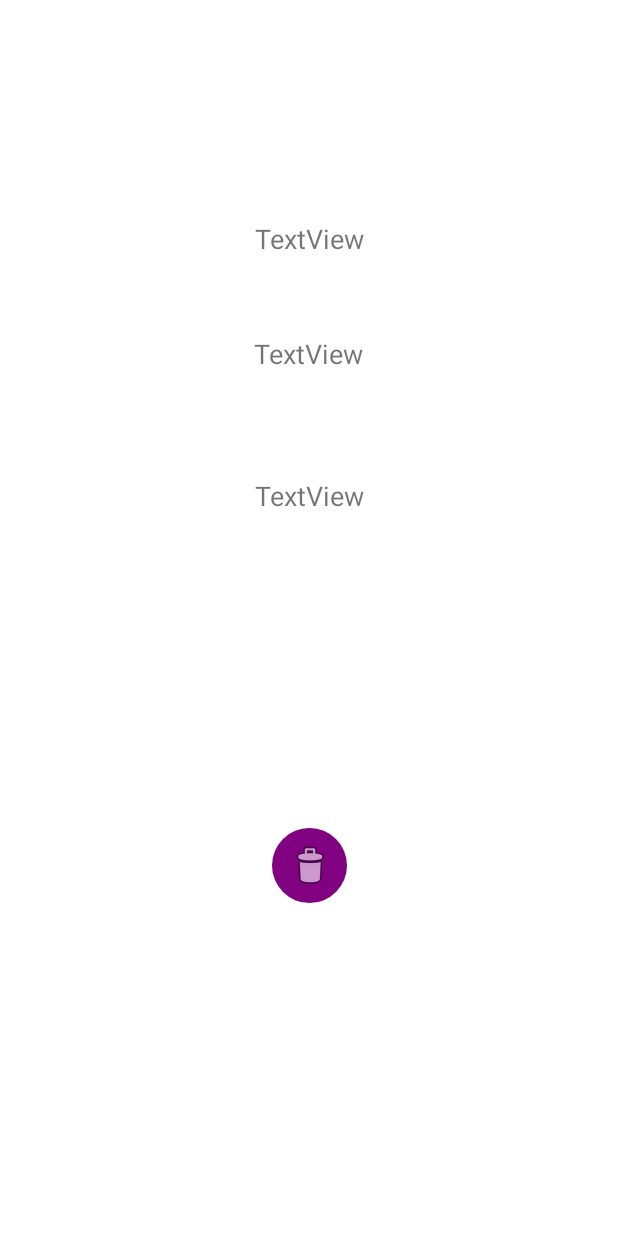
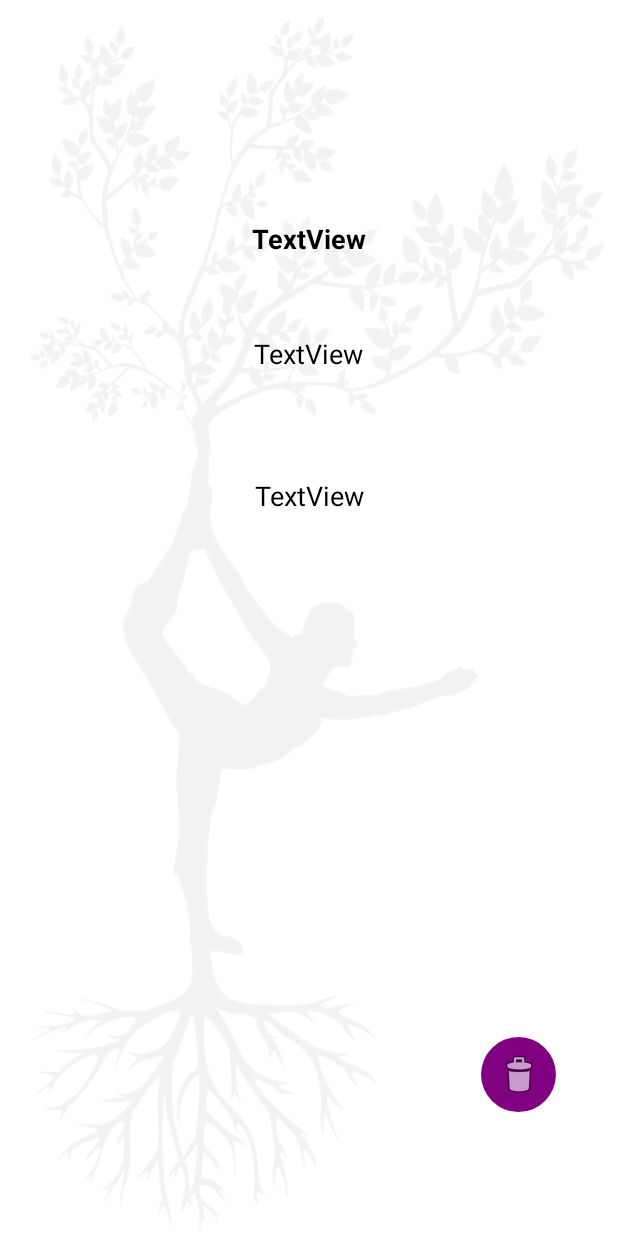
Before and after one commit to teamOliot/StayActiveTrainingApp, an Android app: the layout activity_training_details.xml on its own in the app's theme, with its tools: preview values and no code run, on a phone screen of 412 x 824 dp. Run offline under Robolectric (Android 15) with nearby library versions, the phone set to English and light mode, and no system bars.

Commit message:
Added background images.

```diff
--- a/app/src/main/res/layout/activity_list_view_trainings.xml
+++ b/app/src/main/res/layout/activity_list_view_trainings.xml
@@ -4,6 +4,7 @@
     xmlns:tools="http://schemas.android.com/tools"
     android:layout_width="match_parent"
     android:layout_height="match_parent"
+    android:background="@drawable/bg_silhouette_sideways"
     tools:context=".ListViewTrainingsActivity">
 
     <androidx.constraintlayout.widget.Guideline
--- a/app/src/main/res/layout/activity_training_details.xml
+++ b/app/src/main/res/layout/activity_training_details.xml
@@ -4,26 +4,28 @@
     xmlns:tools="http://schemas.android.com/tools"
     android:layout_width="match_parent"
     android:layout_height="match_parent"
+    android:background="@drawable/bg_silhouette_sideways"
     tools:context=".TrainingDetailsActivity">
 
     <TextView
         android:id="@+id/tvTrainingDate"
+        style="@style/FontSizeUniform"
+        android:textStyle="bold"
         android:layout_width="wrap_content"
         android:layout_height="wrap_content"
         android:layout_marginTop="64dp"
         android:text="TextView"
-        style="@style/FontSizeUniform"
         app:layout_constraintEnd_toStartOf="@+id/guidelineVerticalRight"
         app:layout_constraintStart_toStartOf="@+id/guidelineVerticalLeft"
         app:layout_constraintTop_toTopOf="@+id/guidelineHorizontalTop" />
 
     <TextView
         android:id="@+id/tvTrainingType"
+        style="@style/FontSizeUniform"
         android:layout_width="wrap_content"
         android:layout_height="wrap_content"
         android:layout_marginTop="52dp"
         android:text="TextView"
-        style="@style/FontSizeUniform"
         app:layout_constraintEnd_toStartOf="@+id/guidelineVerticalRight"
         app:layout_constraintHorizontal_bias="0.498"
         app:layout_constraintStart_toStartOf="@+id/guidelineVerticalLeft"
@@ -31,10 +33,10 @@
 
     <TextView
         android:id="@+id/tvTrainingLength"
+        style="@style/FontSizeUniform"
         android:layout_width="wrap_content"
         android:layout_height="wrap_content"
         android:text="TextView"
-        style="@style/FontSizeUniform"
         app:layout_constraintBottom_toTopOf="@+id/guidelineHorizontalCenter"
         app:layout_constraintEnd_toStartOf="@+id/guidelineVerticalRight"
         app:layout_constraintHorizontal_bias="0.501"
@@ -85,14 +87,12 @@
 
     <ImageButton
         android:id="@+id/imageButtonDeleteTraining"
-        android:onClick="deleteTraining"
         android:layout_width="50sp"
         android:layout_height="50sp"
         android:background="@drawable/rounded_corner"
+        android:onClick="deleteTraining"
         app:layout_constraintBottom_toTopOf="@+id/guidelineHorizontalBottom"
         app:layout_constraintEnd_toStartOf="@+id/guidelineVerticalRight"
-        app:layout_constraintStart_toStartOf="@+id/guidelineVerticalLeft"
-        app:layout_constraintTop_toTopOf="@+id/guidelineHorizontalCenter"
         app:srcCompat="@android:drawable/ic_menu_delete" />
 
 </androidx.constraintlayout.widget.ConstraintLayout>
--- a/app/src/main/res/layout/activity_user_profile.xml
+++ b/app/src/main/res/layout/activity_user_profile.xml
@@ -4,6 +4,7 @@
     xmlns:tools="http://schemas.android.com/tools"
     android:layout_width="match_parent"
     android:layout_height="match_parent"
+    android:background="@drawable/bg_silhouette_front2"
     tools:context=".UserProfileActivity">
 
     <!--Here is text view for greeting -->
--- a/app/src/main/res/values/styles.xml
+++ b/app/src/main/res/values/styles.xml
@@ -2,5 +2,6 @@
 <resources>
     <style name="FontSizeUniform">
     <item name="android:textSize">18sp</item>
-</style>
+        <item name="android:textColor">@color/black</item>
+    </style>
 </resources>
```
Also changed, not shown: app/src/main/res/drawable/bg_silhouette_front.png (added), app/src/main/res/drawable/bg_silhouette_front2.png (added), app/src/main/res/drawable/bg_silhouette_sideways.png (added).
